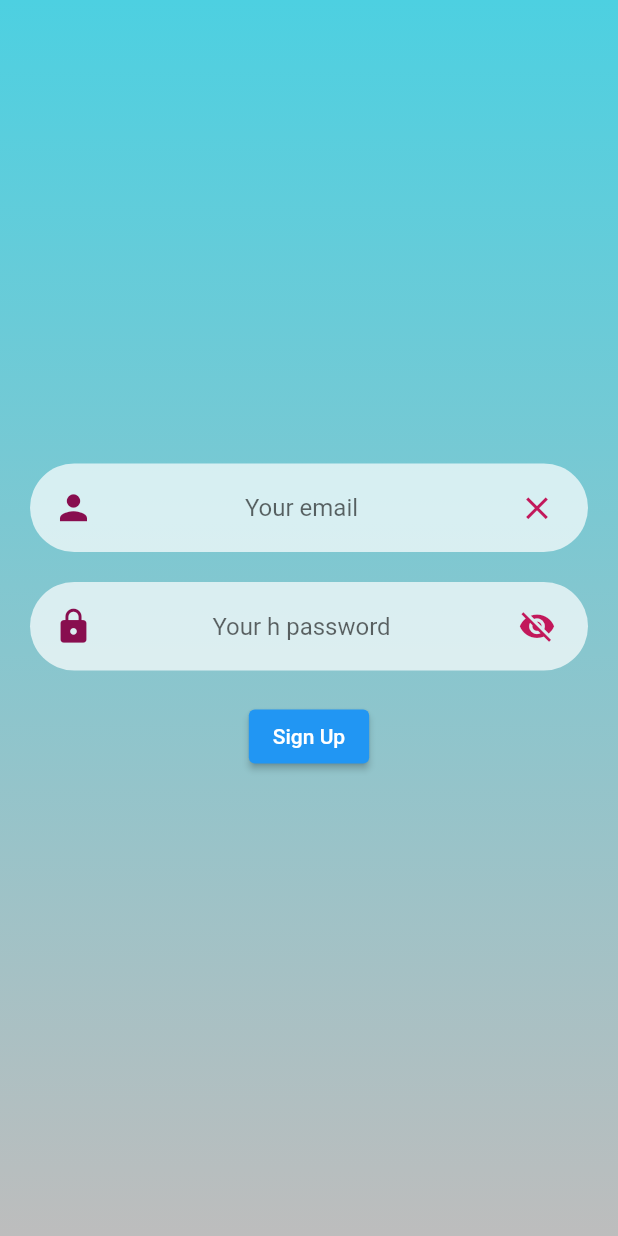
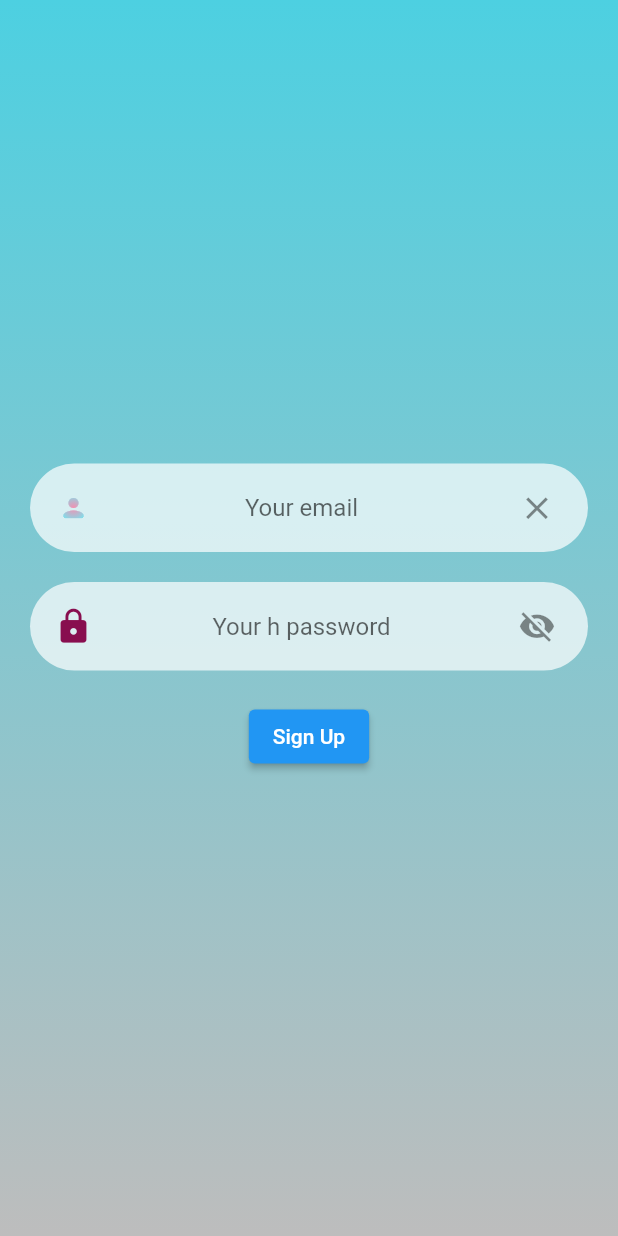
Before and after one commit to Barzi-Yassin/grasp_app, a Flutter app: the screen it shows after launch, on a phone screen of 412 x 824 dp. Run offline on Flutter 3.47's test engine with Material 2 defaults, Android fonts, the light colour scheme and no system bars; our stand-ins replace firebase_auth, firebase_core, font_awesome_flutter, get; missing offline and left inert: flutter_animated_dialog; accounts and stored records are empty; generated files the repository leaves out were written again.

Commit message:
update file structure + signup screen email icon updated statically

```diff
--- a/lib/src/functions/functions.dart
+++ b/lib/src/functions/functions.dart
@@ -13,18 +13,6 @@ BoxDecoration backgroundGradientCyan() {
     ),
   );
 }
-// BoxDecoration ebackgroundGradientCyan() {
-//   return BoxDecoration(
-//     gradient: LinearGradient(
-//       begin: Alignment.topCenter,
-//       end: Alignment.bottomCenter,
-//       colors: [
-//         Colors.cyan.shade300,
-//         Colors.grey.shade400,
-//       ],
-//     ),
-//   );
-// }
 
 // dialog header gradient
 LinearGradient dialogHeaderGradient() {
@@ -47,7 +35,7 @@ IconButton functionArrowbackIconButton(BuildContext context) {
   );
 }
 
-Widget customeIconButton(
+IconButton customeIconButton(
     {required theOnPressed,
     required IconData theIcon,
     double? theSize,
--- a/lib/src/screens/auth/screen_signup.dart
+++ b/lib/src/screens/auth/screen_signup.dart
@@ -1,5 +1,5 @@
 import 'package:flutter/material.dart';
-import 'package:grasp_app/src/functions/auth_functions.dart';
+import 'package:grasp_app/src/widgets/auth_state_widgets.dart/auth_states.dart';
 import 'package:grasp_app/src/functions/functions.dart';
 
 class ScreenSignup extends StatelessWidget {
--- a/lib/src/functions/auth_functions.dart
+++ b/lib/src/widgets/auth_state_widgets.dart/auth_states.dart
@@ -23,10 +23,17 @@ class InputEmail extends StatelessWidget {
         hintText: "Your email",
         prefixIcon: customePaddingOnly(
           thePaddingLeft: 10,
-          theChild: customeIcon(
-              theIcon: Icons.person,
-              theColor: Colors.pink.shade900,
-              theSize: 27),
+          theChild: const RadiantGradientMask(
+            child: Icon(
+              Icons.person,
+              size: 20,
+              color: Colors.white,
+            ),
+          ),
+          // theChild: customeIcon(
+          //     theIcon: Icons.person_outline,
+          //     // theColor: Color.lerp(Colors.pink, b, t),
+          //     theSize: 25),
         ),
         suffixIcon: customePaddingOnly(
           thePaddingRight: 10,
@@ -34,7 +41,7 @@ class InputEmail extends StatelessWidget {
             theOnPressed: () => theControllerEmail.clear(),
             theIcon: Icons.close,
             theSize: 25,
-            theColor: Colors.pink.shade700,
+            // theColor: Colors.pink.shade700,
           ),
         ),
         border: const OutlineInputBorder(
@@ -87,14 +94,14 @@ class _InputPasswordState extends State<InputPassword> {
               hidePassword = !hidePassword;
               debugPrint(hidePassword.toString());
               if (hidePassword) {
-  passwordHideShowIconHandler = Icons.visibility_off;
-} else {
-  passwordHideShowIconHandler = Icons.visibility_sharp;
-}
+                passwordHideShowIconHandler = Icons.visibility_off;
+              } else {
+                passwordHideShowIconHandler = Icons.visibility_sharp;
+              }
             }),
             theIcon: passwordHideShowIconHandler,
             theSize: 25,
-            theColor: Colors.pink.shade700,
+            // theColor: Colors.pink.shade700,
           ),
         ),
         border: const OutlineInputBorder(
@@ -104,3 +111,21 @@ class _InputPasswordState extends State<InputPassword> {
     );
   }
 }
+
+class RadiantGradientMask extends StatelessWidget {
+  const RadiantGradientMask({Key? key, required this.child}) : super(key: key);
+  final Widget child;
+
+  @override
+  Widget build(BuildContext context) {
+    return ShaderMask(
+      shaderCallback: (bounds) =>   RadialGradient(
+        center: Alignment.center,
+        radius: 0.24,
+        colors: [Colors.pink.shade200, Colors.cyan.shade200],
+        tileMode: TileMode.decal,
+      ).createShader(bounds),
+      child: child,
+    );
+  }
+}
```
